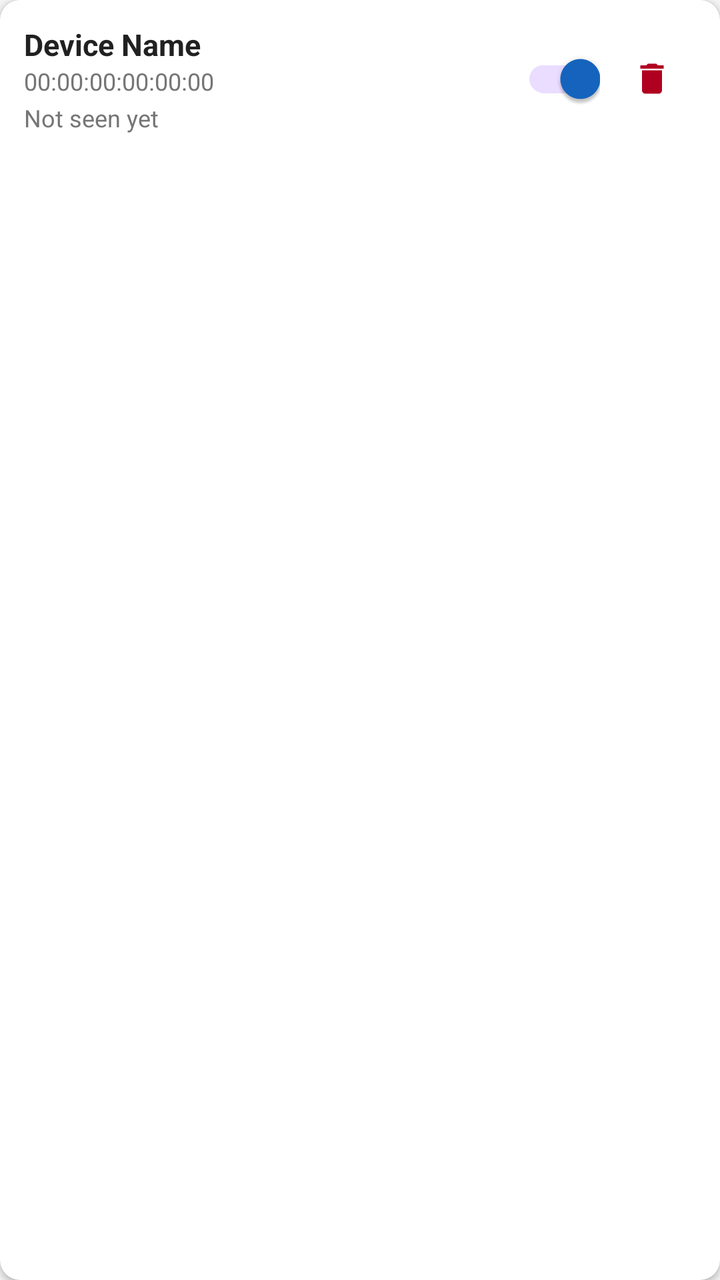
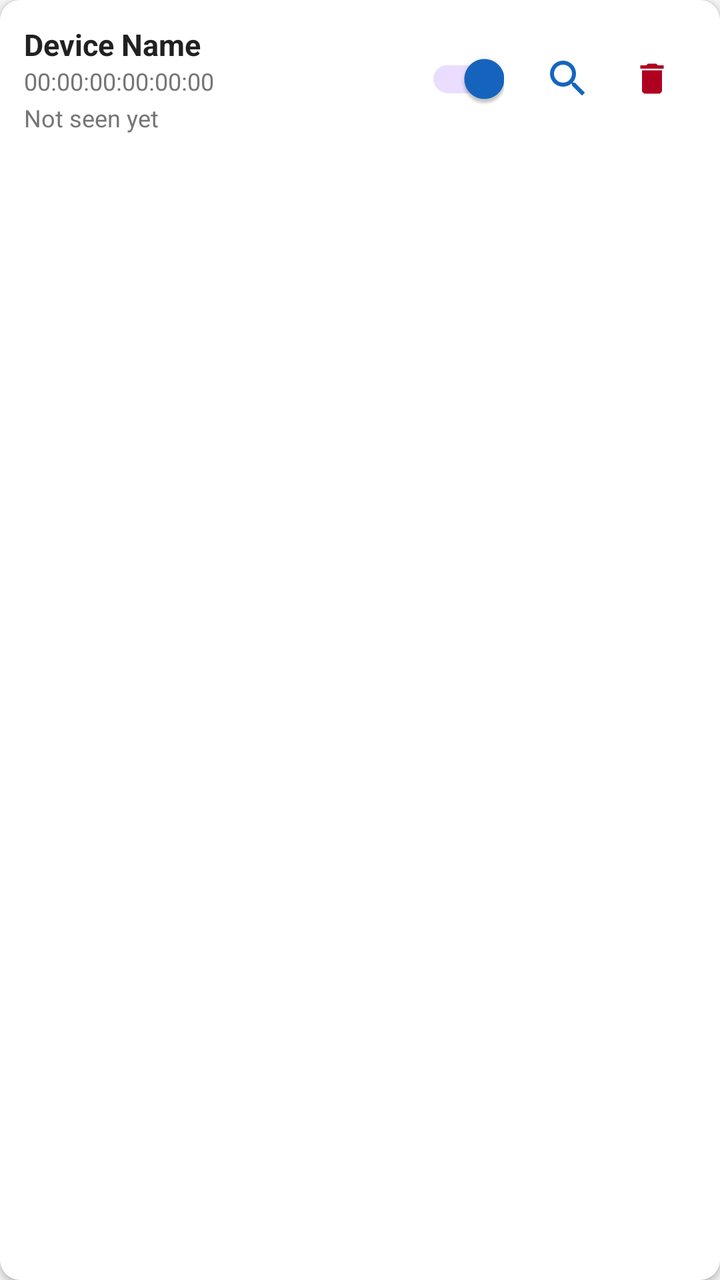

Compare the two renders of this Android layout. The source of the first and the diff that turns it into the second are given below.
<!-- AndroidManifest.xml: application theme Theme.BTNotifier -->
<!-- res/layout/item_watched_device.xml -->
<?xml version="1.0" encoding="utf-8"?>
<androidx.cardview.widget.CardView
    xmlns:android="http://schemas.android.com/apk/res/android"
    xmlns:app="http://schemas.android.com/apk/res-auto"
    android:layout_width="match_parent"
    android:layout_height="wrap_content"
    android:layout_marginHorizontal="12dp"
    android:layout_marginVertical="4dp"
    app:cardCornerRadius="10dp"
    app:cardElevation="2dp">

    <LinearLayout
        android:layout_width="match_parent"
        android:layout_height="wrap_content"
        android:orientation="horizontal"
        android:padding="12dp"
        android:gravity="center_vertical">

        <LinearLayout
            android:layout_width="0dp"
            android:layout_height="wrap_content"
            android:layout_weight="1"
            android:orientation="vertical">

            <TextView
                android:id="@+id/tv_name"
                android:layout_width="match_parent"
                android:layout_height="wrap_content"
                android:text="Device Name"
                android:textSize="15sp"
                android:textStyle="bold"
                android:textColor="@color/on_surface" />

            <TextView
                android:id="@+id/tv_address"
                android:layout_width="match_parent"
                android:layout_height="wrap_content"
                android:text="00:00:00:00:00:00"
                android:textSize="12sp"
                android:textColor="@color/on_surface_variant" />

            <TextView
                android:id="@+id/tv_last_seen"
                android:layout_width="match_parent"
                android:layout_height="wrap_content"
                android:text="Not seen yet"
                android:textSize="12sp"
                android:textColor="@color/on_surface_variant"
                android:layout_marginTop="2dp" />
        </LinearLayout>

        <com.google.android.material.switchmaterial.SwitchMaterial
            android:id="@+id/switch_alert"
            android:layout_width="wrap_content"
            android:layout_height="wrap_content"
            android:checked="true"
            android:layout_marginEnd="8dp" />

        <com.google.android.material.button.MaterialButton
            android:id="@+id/btn_delete"
            android:layout_width="40dp"
            android:layout_height="40dp"
            android:minWidth="0dp"
            android:minHeight="0dp"
            android:padding="8dp"
            app:icon="@drawable/ic_delete"
            app:iconSize="20dp"
            style="@style/Widget.Material3.Button.TextButton"
            app:iconTint="@color/error" />

    </LinearLayout>
</androidx.cardview.widget.CardView>
<!-- resources referenced by this layout -->
<resources>
  <color name="error">#B00020</color>
  <color name="on_surface">#212121</color>
  <color name="on_surface_variant">#757575</color>
  <!-- drawable ic_delete (drawable) -->
  <?xml version="1.0" encoding="utf-8"?>
  <vector xmlns:android="http://schemas.android.com/apk/res/android"
      android:width="24dp"
      android:height="24dp"
      android:viewportWidth="24"
      android:viewportHeight="24"
      android:tint="?attr/colorControlNormal">
      <path
          android:fillColor="@android:color/white"
          android:pathData="M6,19c0,1.1 0.9,2 2,2h8c1.1,0 2,-0.9 2,-2V7H6v12zM19,4h-3.5l-1,-1h-5l-1,1H5v2h14V4z"/>
  </vector>
  <style name="Theme.BTNotifier" parent="Theme.Material3.DayNight.NoActionBar">
          <item name="colorPrimary">@color/primary</item>
          <item name="colorPrimaryVariant">@color/primary_variant</item>
          <item name="colorOnPrimary">@color/on_primary</item>
          <item name="colorSecondary">@color/secondary</item>
          <item name="colorOnSecondary">@color/on_secondary</item>
          <item name="colorError">@color/error</item>
          <item name="colorOnError">@color/on_error</item>
          <item name="android:colorBackground">@color/background</item>
          <item name="colorOnBackground">@color/on_background</item>
          <item name="colorSurface">@color/surface</item>
          <item name="colorOnSurface">@color/on_surface</item>
      </style>
  <color name="primary">#1565C0</color>
  <color name="primary_variant">#0D47A1</color>
  <color name="on_primary">#FFFFFF</color>
  <color name="secondary">#03A9F4</color>
  <color name="on_secondary">#000000</color>
  <color name="on_error">#FFFFFF</color>
  <color name="background">#F5F5F5</color>
  <color name="on_background">#000000</color>
  <color name="surface">#FFFFFF</color>
</resources>

<!-- the commit's change to res/layout/item_watched_device.xml (unified diff, before → after) -->
@@ -57,6 +57,19 @@
             android:layout_marginEnd="8dp" />
 
         <com.google.android.material.button.MaterialButton
+            android:id="@+id/btn_find"
+            style="@style/Widget.Material3.Button.TextButton.Icon"
+            android:layout_width="48dp"
+            android:layout_height="48dp"
+            android:minWidth="0dp"
+            android:minHeight="0dp"
+            android:padding="12dp"
+            android:contentDescription="@string/find_device"
+            app:icon="@drawable/ic_find"
+            app:iconSize="24dp"
+            app:iconPadding="0dp" />
+
+        <com.google.android.material.button.MaterialButton
             android:id="@+id/btn_delete"
             android:layout_width="40dp"
             android:layout_height="40dp"
<!-- resource entries referenced after the edit -->
@@ -15,6 +15,13 @@
           android:fillColor="@android:color/white"
           android:pathData="M6,19c0,1.1 0.9,2 2,2h8c1.1,0 2,-0.9 2,-2V7H6v12zM19,4h-3.5l-1,-1h-5l-1,1H5v2h14V4z"/>
   </vector>
+  <!-- drawable ic_find (drawable) -->
+  <vector xmlns:android="http://schemas.android.com/apk/res/android"
+      android:width="24dp" android:height="24dp" android:viewportWidth="24" android:viewportHeight="24">
+      <path android:fillColor="#FF000000"
+          android:pathData="M15.5,14h-0.79l-0.28,-0.27A6.471,6.471 0,0 0,16 9.5 6.5,6.5 0,1 0,9.5 16c1.61,0 3.09,-0.59 4.23,-1.57l0.27,0.28v0.79L19,20.49 20.49,19zM9.5,14A4.5,4.5 0,1 1,14 9.5 4.5,4.5 0,0 1,9.5 14z" />
+  </vector>
+  <string name="find_device">Find device</string>
   <style name="Theme.BTNotifier" parent="Theme.Material3.DayNight.NoActionBar">
           <item name="colorPrimary">@color/primary</item>
           <item name="colorPrimaryVariant">@color/primary_variant</item>
